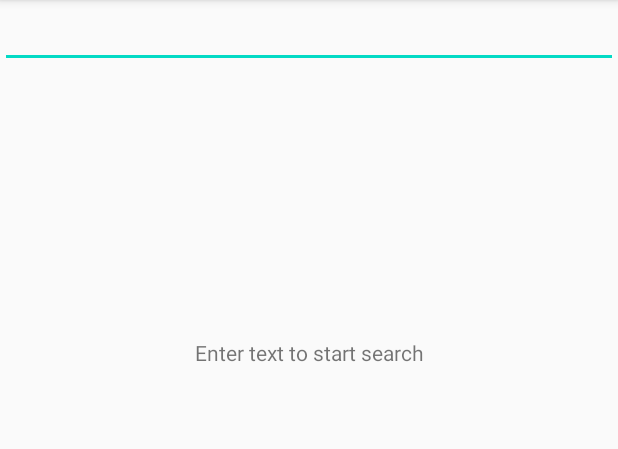
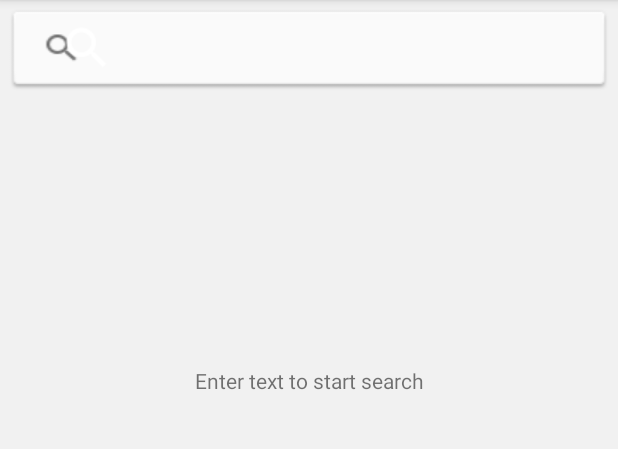
Before and after one commit to VovaProtsiv/Cocktail, an Android app: the SearchScreen screen opened directly, with no data from a screen before it, on a phone screen of 412 x 824 dp, the part 84-533 px from its top. Run offline under Robolectric (Android 15) with nearby library versions, the phone set to English and light mode, and no system bars; our stand-ins replace RxJava.

Commit message:
fix view

```diff
--- a/app/src/main/res/layout/activity_details.xml
+++ b/app/src/main/res/layout/activity_details.xml
@@ -4,6 +4,7 @@
     xmlns:tools="http://schemas.android.com/tools"
     android:layout_width="match_parent"
     android:layout_height="match_parent"
+    android:background="@color/colorSplash"
     tools:context=".DetailsActivity">
 
     <LinearLayout
--- a/app/src/main/res/layout/activity_main.xml
+++ b/app/src/main/res/layout/activity_main.xml
@@ -4,6 +4,7 @@
     xmlns:tools="http://schemas.android.com/tools"
     android:layout_width="match_parent"
     android:layout_height="match_parent"
+    android:background="@color/colorSplash"
     tools:context=".MainActivity">
 
     <androidx.recyclerview.widget.RecyclerView
--- a/app/src/main/res/layout/activity_search_screen.xml
+++ b/app/src/main/res/layout/activity_search_screen.xml
@@ -4,6 +4,7 @@
     xmlns:tools="http://schemas.android.com/tools"
     android:layout_width="match_parent"
     android:layout_height="match_parent"
+    android:background="@color/colorSplash"
     tools:context=".SearchScreen">
 
     <LinearLayout
@@ -18,7 +19,9 @@
         android:layout_height="wrap_content"
         android:ems="10"
         android:inputType="textPersonName"
-
+        android:background="@drawable/search_360_dp"
+        android:paddingLeft="40dp"
+        android:drawableLeft="@drawable/search"
         />
 
     <androidx.recyclerview.widget.RecyclerView
--- a/app/src/main/res/layout/drinks_layout.xml
+++ b/app/src/main/res/layout/drinks_layout.xml
@@ -19,7 +19,8 @@
             android:id="@+id/search_drink"
             android:layout_width="155dp"
             android:layout_height="150dp"
-            app:cardCornerRadius="8dp">
+            app:cardCornerRadius="8dp"
+            >
 
             <LinearLayout
                 android:layout_width="match_parent"
@@ -29,7 +30,8 @@
                 <ImageView
                     android:id="@+id/drinkImg"
                     android:layout_width="match_parent"
-                    android:layout_height="118dp" />
+                    android:layout_height="118dp"
+                    android:scaleType="centerCrop"/>
 
                 <TextView
                     android:id="@+id/txt_strDrink"
```
Also changed, not shown: app/src/main/res/drawable/search_360_dp.png (added).
